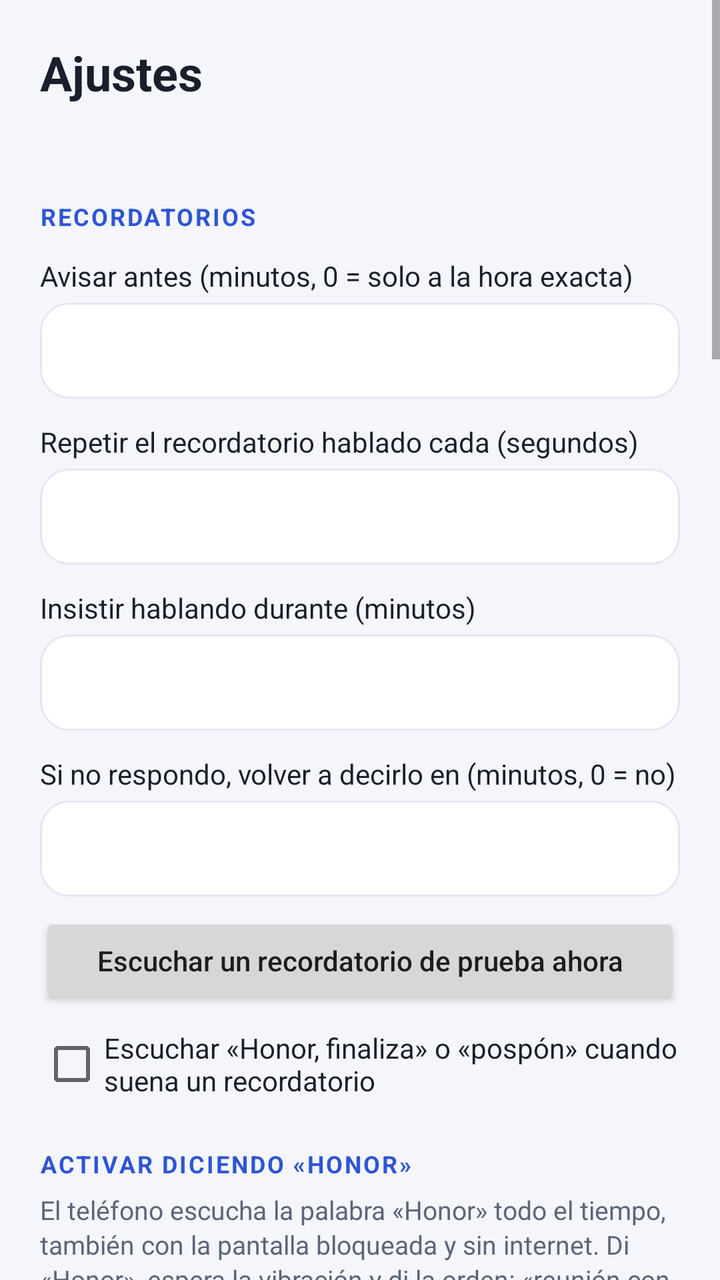
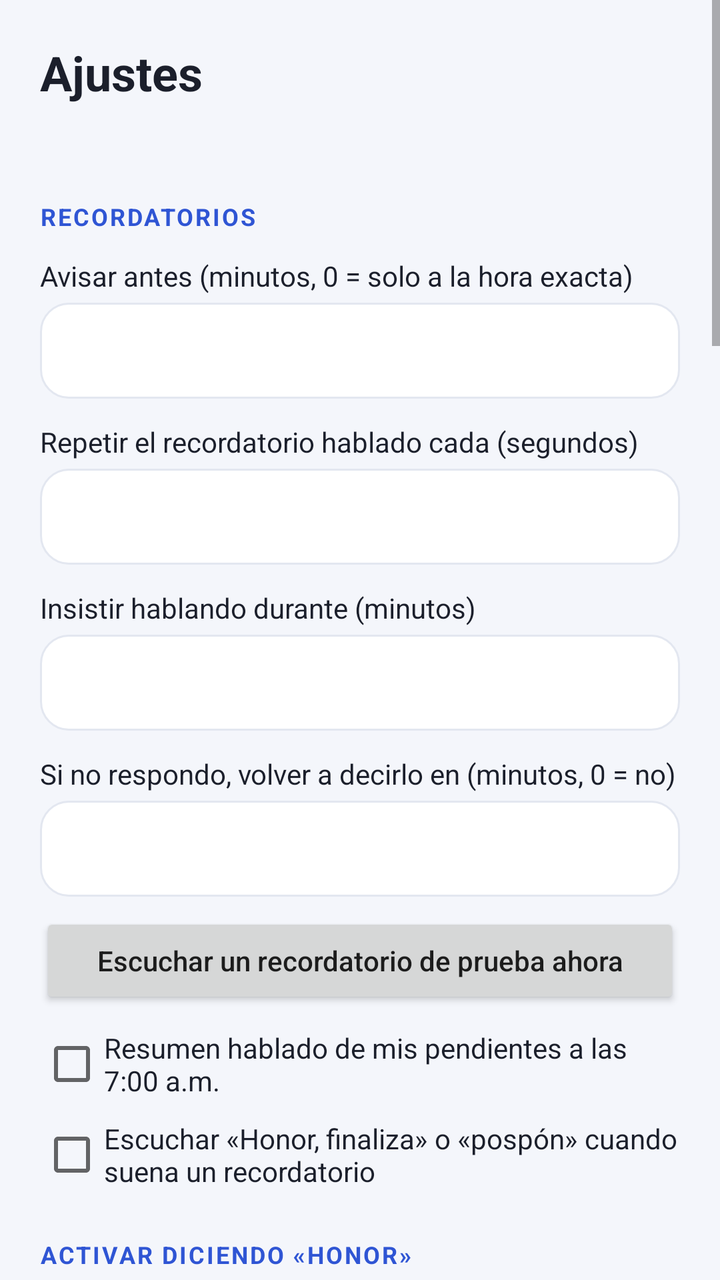

Compare the two renders of this Android layout. The source of the first and the diff that turns it into the second are given below.
<!-- AndroidManifest.xml: application theme AppTheme -->
<!-- res/layout/activity_settings.xml -->
<?xml version="1.0" encoding="utf-8"?>
<ScrollView xmlns:android="http://schemas.android.com/apk/res/android"
    android:layout_width="match_parent"
    android:layout_height="match_parent"
    android:background="@color/fondo"
    android:fitsSystemWindows="true">

    <LinearLayout
        android:layout_width="match_parent"
        android:layout_height="wrap_content"
        android:orientation="vertical"
        android:padding="20dp">

        <TextView
            style="@style/Titulo"
            android:text="Ajustes" />

        <TextView
            android:id="@+id/versionApp"
            style="@style/Ayuda" />

        
        <TextView
            style="@style/Seccion"
            android:text="RECORDATORIOS" />

        <TextView
            style="@style/Etiqueta"
            android:text="Avisar antes (minutos, 0 = solo a la hora exacta)" />

        <EditText
            android:id="@+id/campoAviso"
            style="@style/Campo"
            android:inputType="number" />

        <TextView
            style="@style/Etiqueta"
            android:text="Repetir el recordatorio hablado cada (segundos)" />

        <EditText
            android:id="@+id/campoRepetir"
            style="@style/Campo"
            android:inputType="number" />

        <TextView
            style="@style/Etiqueta"
            android:text="Insistir hablando durante (minutos)" />

        <EditText
            android:id="@+id/campoInsistir"
            style="@style/Campo"
            android:inputType="number" />

        <TextView
            style="@style/Etiqueta"
            android:text="Si no respondo, volver a decirlo en (minutos, 0 = no)" />

        <EditText
            android:id="@+id/campoReavisar"
            style="@style/Campo"
            android:inputType="number" />

        <Button
            android:id="@+id/botonProbarVoz"
            style="@style/BotonSecundario"
            android:text="Escuchar un recordatorio de prueba ahora" />

        <CheckBox
            android:id="@+id/checkEscuchar"
            android:layout_width="wrap_content"
            android:layout_height="wrap_content"
            android:layout_marginTop="10dp"
            android:text="Escuchar «Honor, finaliza» o «pospón» cuando suena un recordatorio"
            android:textColor="@color/texto" />

        
        <TextView
            style="@style/Seccion"
            android:text="ACTIVAR DICIENDO «HONOR»" />

        <TextView
            style="@style/Ayuda"
            android:text="El teléfono escucha la palabra «Honor» todo el tiempo, también con la pantalla bloqueada y sin internet. Di «Honor», espera la vibración y di la orden: «reunión con Carlos mañana a las 3». Usa más batería y deja una notificación fija." />

        <CheckBox
            android:id="@+id/checkHonor"
            android:layout_width="wrap_content"
            android:layout_height="wrap_content"
            android:layout_marginTop="6dp"
            android:text="Activar con la palabra «Honor»"
            android:textColor="@color/texto" />

        <TextView
            android:id="@+id/estadoHonor"
            style="@style/Ayuda"
            android:textColor="@color/texto" />

        
        <TextView
            style="@style/Seccion"
            android:text="CALENDARIO (GOOGLE Y ALEXA)" />

        <TextView
            style="@style/Ayuda"
            android:text="Lee los eventos de los próximos 14 días del calendario de este teléfono y te los recuerda hablando. Si vinculas Alexa con tu Google Calendar, lo que agregues diciendo «Alexa, agrega al calendario…» también llega aquí." />

        <CheckBox
            android:id="@+id/checkCalendario"
            android:layout_width="wrap_content"
            android:layout_height="wrap_content"
            android:layout_marginTop="6dp"
            android:text="Leer eventos del calendario del teléfono"
            android:textColor="@color/texto" />

        <Button
            android:id="@+id/botonSincronizar"
            style="@style/BotonSecundario"
            android:text="Revisar el calendario ahora" />

        <TextView
            android:id="@+id/estadoCalendario"
            style="@style/Ayuda" />

        <TextView
            style="@style/Seccion"
            android:text="VOZ EN ESPAÑOL" />

        <TextView
            android:id="@+id/estadoVoz"
            style="@style/Ayuda"
            android:textColor="@color/texto" />

        <Button
            android:id="@+id/botonMotorGoogle"
            style="@style/BotonPrincipal"
            android:text="Instalar «Servicios de voz de Google»" />

        <Button
            android:id="@+id/botonInstalarVoz"
            style="@style/BotonSecundario"
            android:text="Descargar la voz en español" />

        <Button
            android:id="@+id/botonAjustesVoz"
            style="@style/BotonSecundario"
            android:text="Ajustes de voz del teléfono" />

        <TextView
            style="@style/Etiqueta"
            android:text="Idioma del dictado (es-PE, es-MX, es-ES…)" />

        <EditText
            android:id="@+id/campoIdioma"
            style="@style/Campo"
            android:inputType="text" />

        
        <TextView
            style="@style/Seccion"
            android:text="IA GRATUITA (OPCIONAL, CON INTERNET)" />

        <TextView
            style="@style/Ayuda"
            android:text="Pega la URL de tu Apps Script (termina en /exec) y el token que pusiste allí. Sin esto, la app usa su intérprete local, que funciona sin internet." />

        <CheckBox
            android:id="@+id/checkIa"
            android:layout_width="wrap_content"
            android:layout_height="wrap_content"
            android:layout_marginTop="6dp"
            android:text="Usar IA cuando haya internet"
            android:textColor="@color/texto" />

        <TextView
            style="@style/Etiqueta"
            android:text="URL del Apps Script" />

        <EditText
            android:id="@+id/campoUrl"
            style="@style/Campo"
            android:hint="https://script.google.com/macros/s/…/exec"
            android:inputType="textUri" />

        <TextView
            style="@style/Etiqueta"
            android:text="Token" />

        <EditText
            android:id="@+id/campoToken"
            style="@style/Campo"
            android:inputType="textPassword" />

        <Button
            android:id="@+id/botonGuardar"
            style="@style/BotonPrincipal"
            android:text="Guardar ajustes" />

        <Button
            android:id="@+id/botonProbarIa"
            style="@style/BotonSecundario"
            android:text="Probar IA con «reunión con Carlos mañana a las 3»" />

        <TextView
            android:id="@+id/resultadoIa"
            style="@style/Ayuda"
            android:textIsSelectable="true" />

        
        <TextView
            style="@style/Seccion"
            android:text="QUE LAS ALARMAS SIEMPRE SUENEN" />

        <TextView
            style="@style/Ayuda"
            android:text="En Honor/Huawei: Ajustes › Batería › Inicio de aplicaciones › Agenda Voz › desactiva «Gestionar automáticamente» y activa las 3 opciones. Luego prueba una alarma en 1 minuto con la app cerrada." />

        <TextView
            android:id="@+id/estadoPermisos"
            style="@style/Ayuda"
            android:layout_marginTop="8dp"
            android:textColor="@color/texto" />

        <Button
            android:id="@+id/botonInicioAuto"
            style="@style/BotonSecundario"
            android:text="Abrir «Inicio de aplicaciones» (Honor)" />

        <Button
            android:id="@+id/botonSobreApps"
            style="@style/BotonSecundario"
            android:text="Permitir que el recordatorio aparezca en pantalla" />

        <Button
            android:id="@+id/botonBateria"
            style="@style/BotonSecundario"
            android:text="Quitar optimización de batería" />

        <Button
            android:id="@+id/botonNotificaciones"
            style="@style/BotonSecundario"
            android:text="Ajustes de notificaciones" />

        <Button
            android:id="@+id/botonExactas"
            style="@style/BotonSecundario"
            android:text="Permitir alarmas exactas" />

        <Button
            android:id="@+id/botonProbarAlarma"
            style="@style/BotonPrincipal"
            android:text="Probar recordatorio hablado en 1 minuto" />
    </LinearLayout>
</ScrollView>
<!-- resources referenced by this layout -->
<resources>
  <color name="fondo">#F4F6FB</color>
  <color name="texto">#1B1F2B</color>
  <style name="Ayuda">
          <item name="android:layout_width">match_parent</item>
          <item name="android:layout_height">wrap_content</item>
          <item name="android:layout_marginTop">6dp</item>
          <item name="android:textSize">13sp</item>
          <item name="android:lineSpacingExtra">2dp</item>
          <item name="android:textColor">@color/secundario</item>
      </style>
  <style name="BotonPrincipal" parent="android:Widget.Material.Button.Colored">
          <item name="android:layout_width">match_parent</item>
          <item name="android:layout_height">wrap_content</item>
          <item name="android:layout_marginTop">14dp</item>
          <item name="android:textAllCaps">false</item>
          <item name="android:textSize">15sp</item>
      </style>
  <style name="BotonSecundario" parent="android:Widget.Material.Button">
          <item name="android:layout_width">match_parent</item>
          <item name="android:layout_height">wrap_content</item>
          <item name="android:layout_marginTop">8dp</item>
          <item name="android:textAllCaps">false</item>
          <item name="android:textSize">14sp</item>
      </style>
  <style name="Campo">
          <item name="android:layout_width">match_parent</item>
          <item name="android:layout_height">48dp</item>
          <item name="android:layout_marginTop">4dp</item>
          <item name="android:paddingStart">12dp</item>
          <item name="android:paddingEnd">12dp</item>
          <item name="android:background">@drawable/fondo_tarjeta</item>
          <item name="android:textSize">15sp</item>
          <item name="android:textColor">@color/texto</item>
          <item name="android:singleLine">true</item>
      </style>
  <style name="Etiqueta">
          <item name="android:layout_width">match_parent</item>
          <item name="android:layout_height">wrap_content</item>
          <item name="android:layout_marginTop">12dp</item>
          <item name="android:textSize">14sp</item>
          <item name="android:textColor">@color/texto</item>
      </style>
  <style name="Seccion">
          <item name="android:layout_width">match_parent</item>
          <item name="android:layout_height">wrap_content</item>
          <item name="android:layout_marginTop">24dp</item>
          <item name="android:textSize">12sp</item>
          <item name="android:textStyle">bold</item>
          <item name="android:letterSpacing">0.08</item>
          <item name="android:textColor">@color/primario</item>
      </style>
  <style name="Titulo">
          <item name="android:layout_width">match_parent</item>
          <item name="android:layout_height">wrap_content</item>
          <item name="android:textSize">24sp</item>
          <item name="android:textStyle">bold</item>
          <item name="android:textColor">@color/texto</item>
      </style>
  <style name="AppTheme" parent="android:Theme.Material.Light.NoActionBar">
          <item name="android:colorPrimary">@color/primario</item>
          <item name="android:colorPrimaryDark">@color/fondo</item>
          <item name="android:colorAccent">@color/primario</item>
          <item name="android:statusBarColor">@color/fondo</item>
          <item name="android:navigationBarColor">@color/fondo</item>
          <item name="android:windowLightStatusBar">true</item>
          <item name="android:windowBackground">@color/fondo</item>
      </style>
  <color name="secundario">#5E6578</color>
  <!-- drawable fondo_tarjeta (drawable) -->
  <?xml version="1.0" encoding="utf-8"?>
  <shape xmlns:android="http://schemas.android.com/apk/res/android"
      android:shape="rectangle">
      <solid android:color="@color/tarjeta" />
      <corners android:radius="14dp" />
      <stroke android:width="1dp" android:color="@color/borde" />
  </shape>
  <color name="primario">#2F55D4</color>
  <color name="tarjeta">#FFFFFF</color>
  <color name="borde">#E3E7F0</color>
</resources>

<!-- the commit's change to res/layout/activity_settings.xml (unified diff, before → after) -->
@@ -66,6 +66,14 @@
             android:text="Escuchar un recordatorio de prueba ahora" />
 
         <CheckBox
+            android:id="@+id/checkResumen"
+            android:layout_width="wrap_content"
+            android:layout_height="wrap_content"
+            android:layout_marginTop="10dp"
+            android:text="Resumen hablado de mis pendientes a las 7:00 a.m."
+            android:textColor="@color/texto" />
+
+        <CheckBox
             android:id="@+id/checkEscuchar"
             android:layout_width="wrap_content"
             android:layout_height="wrap_content"
@@ -88,6 +96,14 @@
             android:layout_height="wrap_content"
             android:layout_marginTop="6dp"
             android:text="Activar con la palabra «Honor»"
+            android:textColor="@color/texto" />
+
+        <CheckBox
+            android:id="@+id/checkHonorNoche"
+            android:layout_width="wrap_content"
+            android:layout_height="wrap_content"
+            android:layout_marginTop="2dp"
+            android:text="Descansar de noche (no escuchar de 11 p.m. a 6 a.m.)"
             android:textColor="@color/texto" />
 
         <TextView
@@ -238,7 +254,7 @@
         <Button
             android:id="@+id/botonNotificaciones"
             style="@style/BotonSecundario"
-            android:text="Ajustes de notificaciones" />
+            android:text="Ajustes de notificaciones (avisos emergentes y pantalla de bloqueo)" />
 
         <Button
             android:id="@+id/botonExactas"
